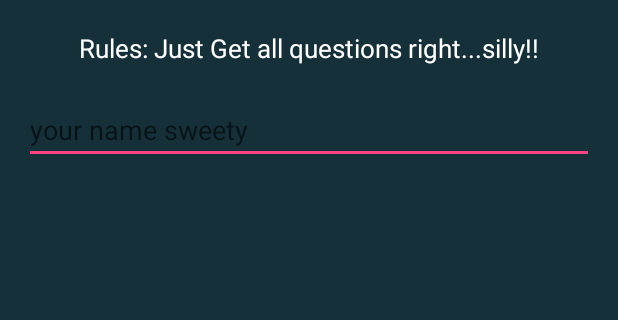
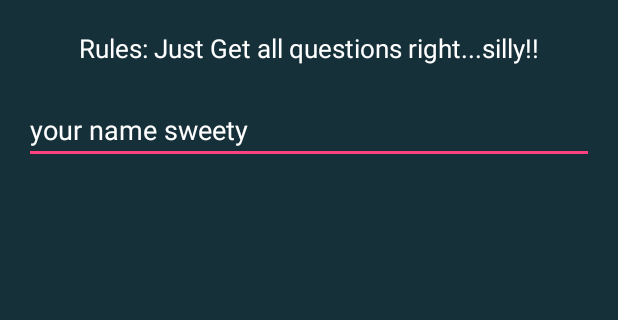
Before and after one commit to jaykumarH/JayAndroidAssignment, an Android app: the screen it shows after launch (JayMainActivity), on a phone screen of 412 x 824 dp, the part 183-503 px from its top. Run offline under Robolectric (Android 15) with nearby library versions, the phone set to English and light mode, and no system bars.

Commit message:
1. Shared preference bug for result screen fixed 2. Hint color changed

```diff
--- a/app/src/main/java/com/aptitudes/jay/jayandroidassignment/JayGameActivity.java
+++ b/app/src/main/java/com/aptitudes/jay/jayandroidassignment/JayGameActivity.java
@@ -4,12 +4,13 @@ import android.content.Intent;
 import android.content.SharedPreferences;
 import android.graphics.Color;
 import android.media.MediaPlayer;
+import android.os.Bundle;
 import android.preference.PreferenceManager;
 import android.support.v7.app.AppCompatActivity;
-import android.os.Bundle;
 import android.util.Log;
 import android.view.View;
-import android.widget.*;
+import android.widget.Button;
+import android.widget.TextView;
 
 import org.json.JSONArray;
 import org.json.JSONObject;
--- a/app/src/main/res/values/styles.xml
+++ b/app/src/main/res/values/styles.xml
@@ -6,6 +6,7 @@
         <item name="colorPrimary">@color/colorPrimary</item>
         <item name="colorPrimaryDark">@color/colorPrimaryDark</item>
         <item name="colorAccent">@color/colorAccent</item>
+        <item name="android:textColorHint">@color/colorQuestion</item>
     </style>
 
     <style name="AppTheme.NoActionBar">
```
Also changed, not shown: app/src/main/java/com/aptitudes/jay/jayandroidassignment/JayMainActivity.java (+2 -5 lines), app/src/main/java/com/aptitudes/jay/jayandroidassignment/JayResultActivity.java (+3 -6 lines).
